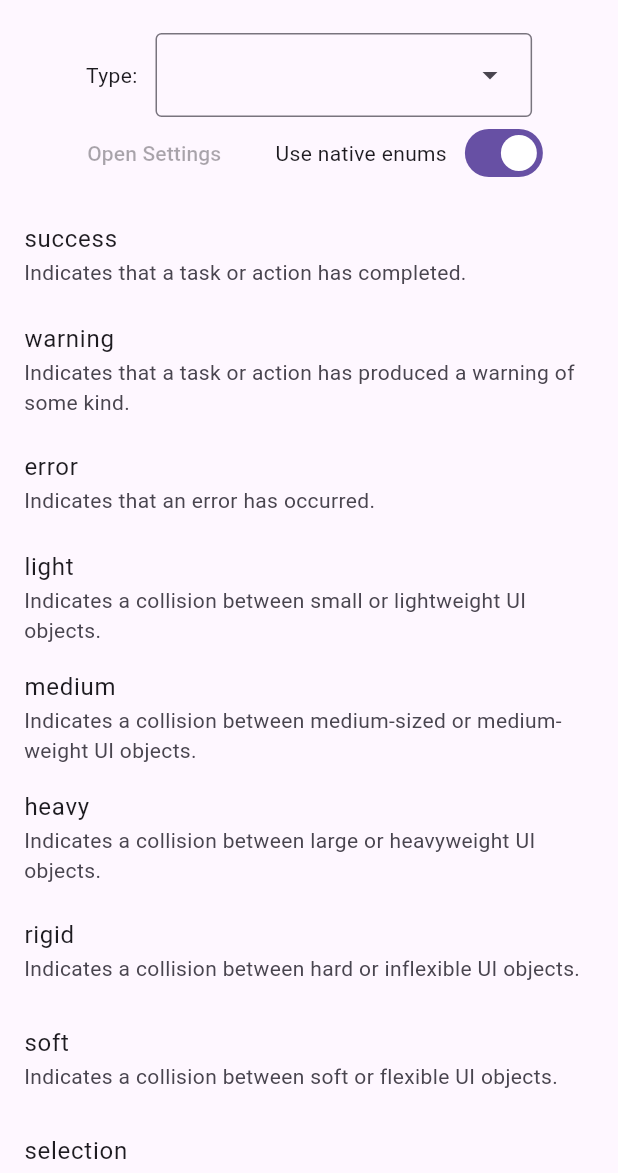
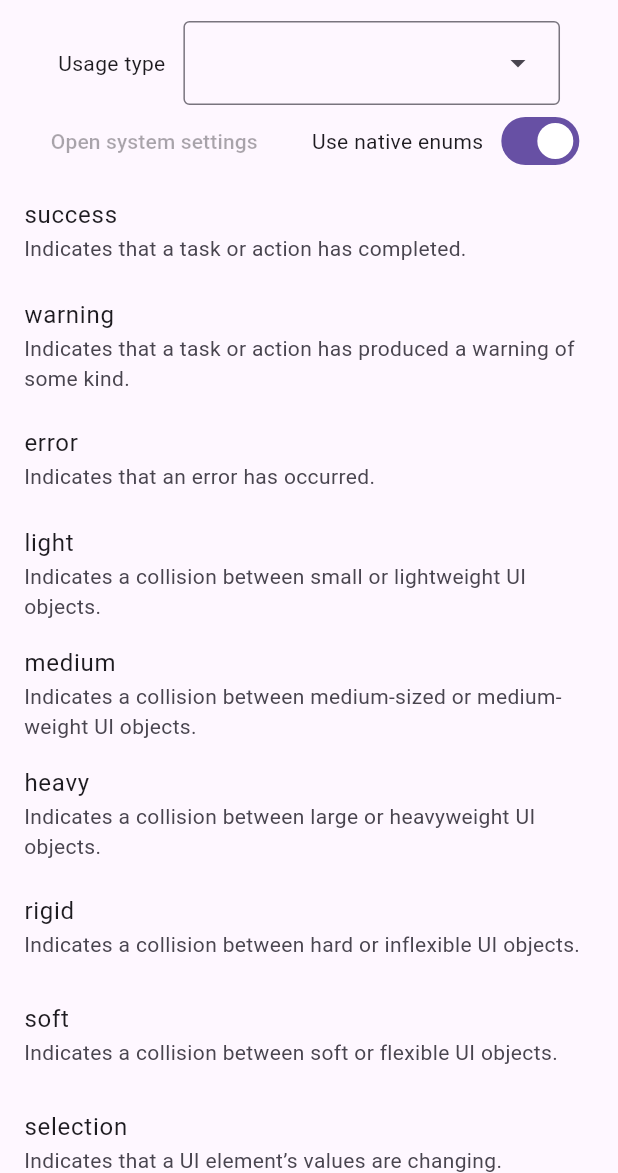
Before and after one commit to nohli/haptic_feedback, a Flutter app: the screen it shows after launch, on a phone screen of 412 x 824 dp, the part 63-1236 px from its top. Run offline on Flutter 3.47's test engine with Material 3 defaults, Android fonts, the phone set to English and light mode, and no system bars; our stand-ins replace plugin_platform_interface; missing offline and left inert: open_settings_plus.

Commit message:
Update example

```diff
--- a/example/lib/main.dart
+++ b/example/lib/main.dart
@@ -45,13 +45,12 @@ class _HapticsListState extends State<_HapticsList> {
     return ListView(
       children: [
         if (isAndroid) ...[
-          const SizedBox(height: 8),
           Padding(
             padding: const EdgeInsets.symmetric(horizontal: 16),
             child: Row(
               mainAxisAlignment: MainAxisAlignment.center,
               children: [
-                Text('Type:'),
+                Text('Usage type'),
                 const SizedBox(width: 12),
                 DropdownMenu(
                   onSelected: (hapticsUsage) => _selectedUsage = hapticsUsage,
@@ -62,23 +61,26 @@ class _HapticsListState extends State<_HapticsList> {
               ],
             ),
           ),
-          Row(
+          Padding(
+            padding: const EdgeInsets.symmetric(horizontal: 16),
+            child: Row(
               mainAxisAlignment: MainAxisAlignment.center,
               children: [
                 TextButton(
                   onPressed: OpenSettingsPlusAndroid().sound,
-                child: Text('Open Settings'),
+                  child: Text('Open system settings'),
                 ),
                 const SizedBox(width: 24),
                 const Text('Use native enums'),
                 const SizedBox(width: 8),
                 Switch.adaptive(
                   value: _useNativeHaptics,
-                onChanged: (value) => setState(() => _useNativeHaptics = value),
+                  onChanged: (value) =>
+                      setState(() => _useNativeHaptics = value),
                 )
               ],
             ),
-          const SizedBox(height: 8),
+          ),
         ],
         for (final type in HapticsType.values)
           ListTile(
```
Lines whose indentation alone changed are shown as unchanged.
